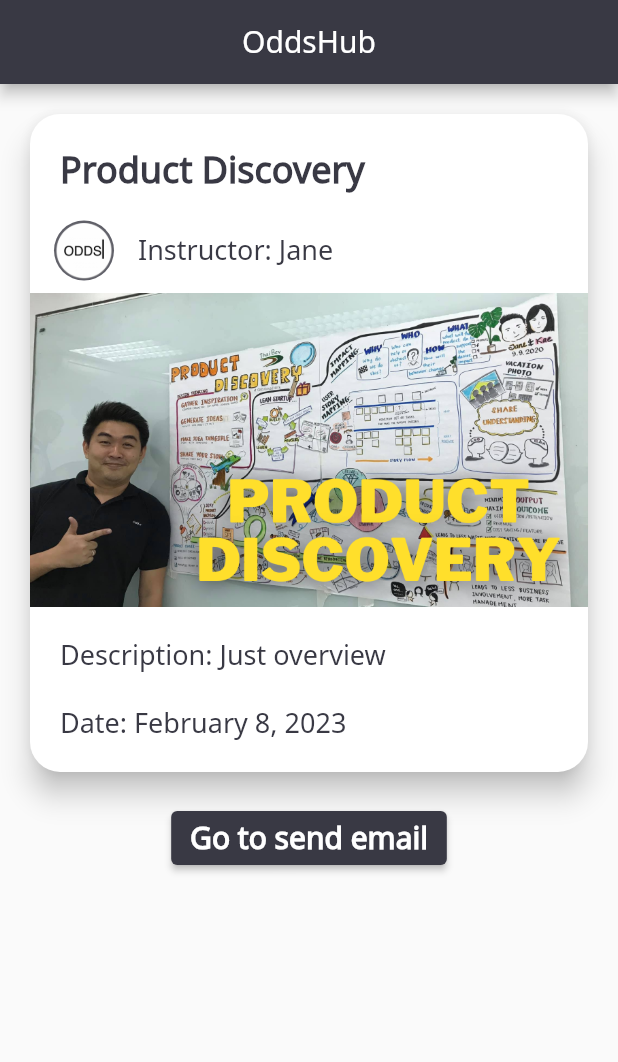
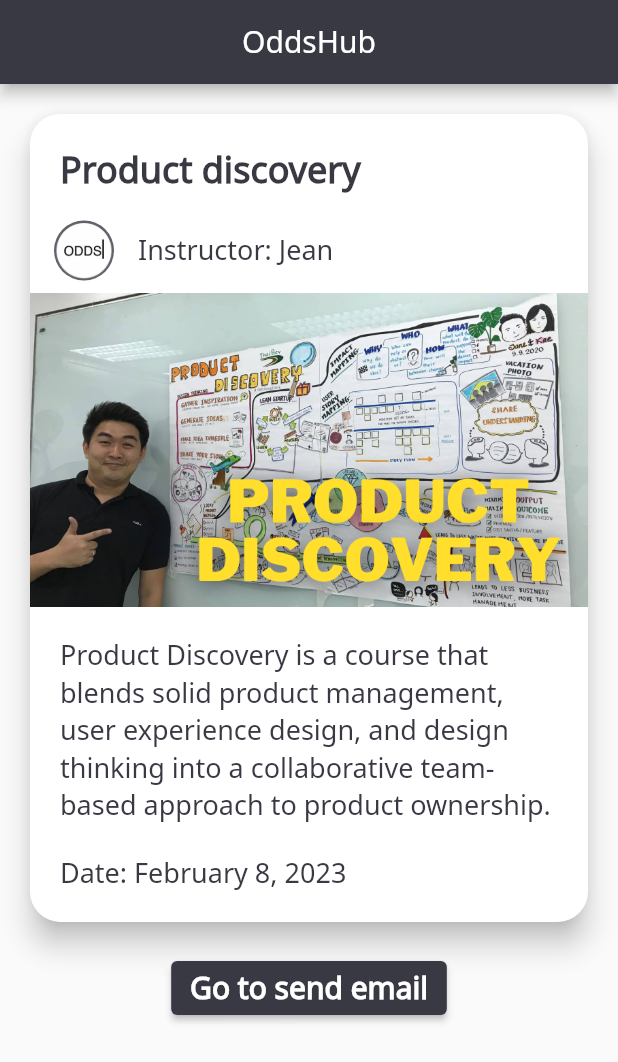
Before and after one commit to ODDS-TEAM/oddsHub-mobile, a Flutter app: the screen it shows after launch, on a phone screen of 412 x 824 dp. Shown: the top 1062 px of the screen. Run offline on Flutter 3.47's test engine with Material 2 defaults, Android fonts, the phone set to English and light mode, and no system bars.

Commit message:
refactor course list screen

```diff
--- a/lib/presentation/journey/Course/course_list_constants.dart
+++ b/lib/presentation/journey/Course/course_list_constants.dart
@@ -1,5 +1,8 @@
 class CourseListConstants {
   static const String oddsLogoImage = 'assets/images/logo.png';
   static const String productDiscoveryImage =
-    'assets/images/product_Dis_covery.png';
+      'assets/images/product_Dis_covery.png';
+  static const String productDiscoveryDescription = '''Product Discovery is a course that blends solid product management, user experience design, and design thinking into a collaborative team-based approach to product ownership.''';
+  static const String instructorName = 'Jean';
+  static const String courseName = 'Product discovery';
 }
--- a/lib/presentation/journey/Course/course_list_screen.dart
+++ b/lib/presentation/journey/Course/course_list_screen.dart
@@ -14,7 +14,9 @@ class Course {
 }
 
 final List<Course> courses = [
-  Course('Product Discovery', 'Just overview', 'Jane', DateTime.now()),
+  Course(CourseListConstants.courseName
+  , CourseListConstants.productDiscoveryDescription
+  , CourseListConstants.instructorName, DateTime.now()),
 ];
 
 class CourseListScreen extends StatefulWidget {
@@ -63,7 +65,7 @@ class _CourseListScreenState extends State<CourseListScreen> {
                   Padding(
                     padding: const EdgeInsets.fromLTRB(20, 20, 20, 10),
                     child: Text(
-                      'Description: ${course.description}',
+                      course.description,
                       style: Theme.of(context).textTheme.subtitle1,
                     ),
                   ),
```
